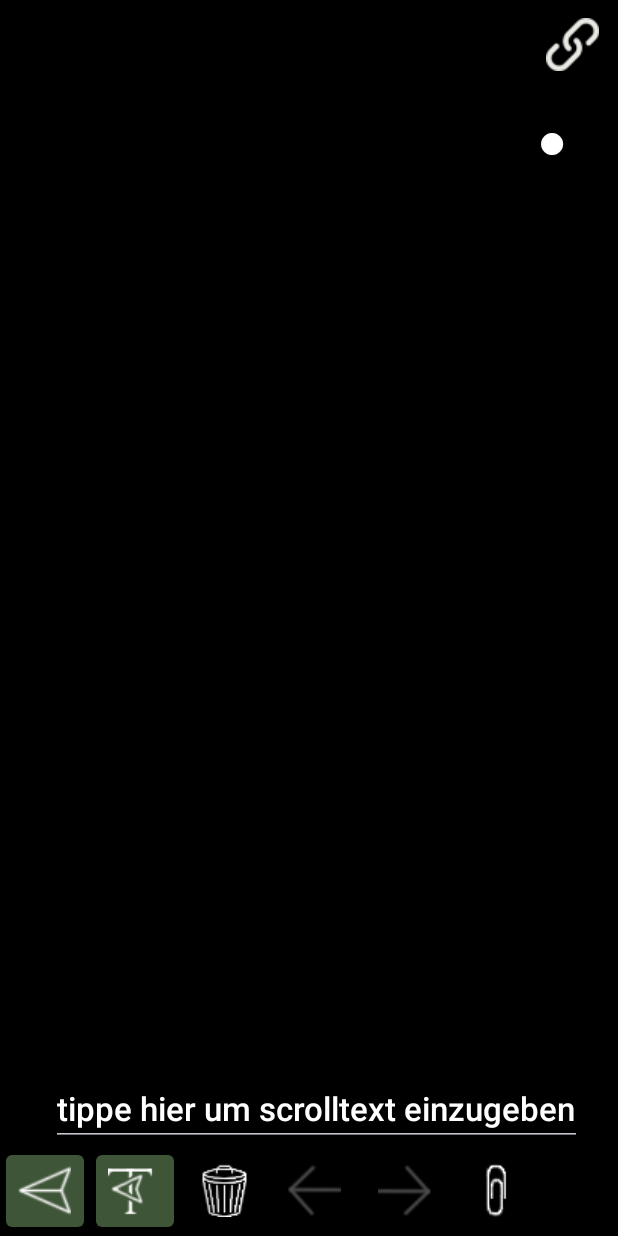
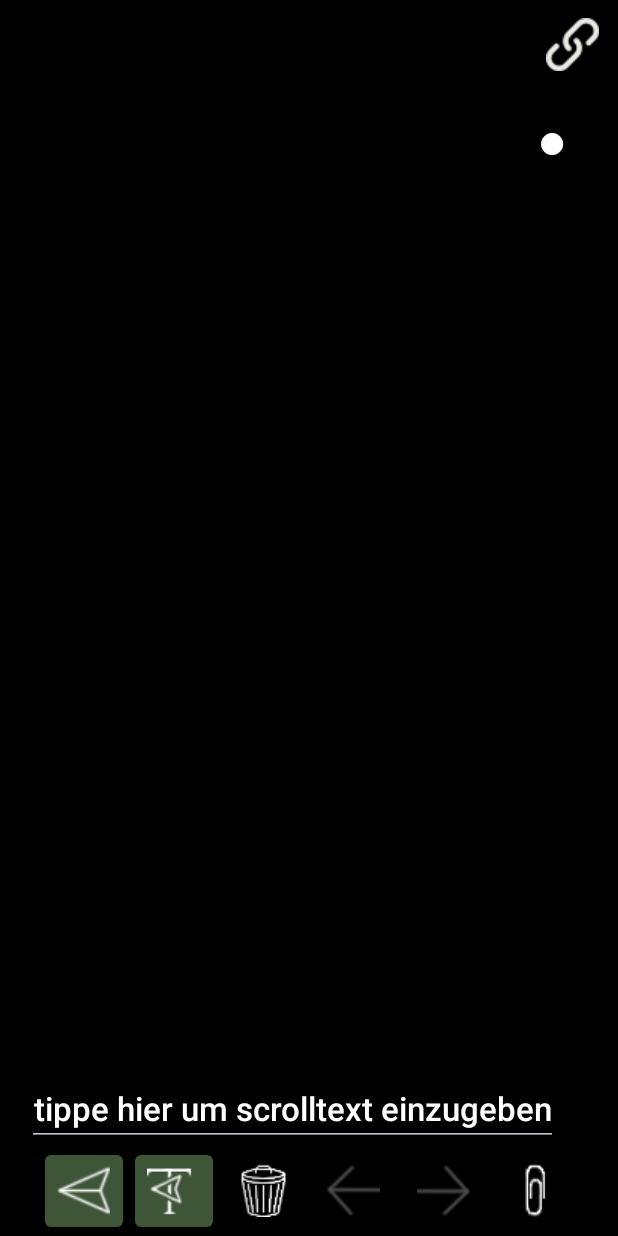
Before and after one commit to Maihoo/BluetoothCarScreen, an Android app: the screen it shows after launch (BluetoothChat), on a phone screen of 412 x 824 dp. Run offline under Robolectric (Android 15) with nearby library versions, the phone set to English and light mode, and no system bars; libraries missing offline, so code that uses them is left out: com.theartofdev.edmodo; 1 statement that could not run was skipped.

Commit message:
dunno what changed

```diff
--- a/app/src/main/res/layout-land/main.xml
+++ b/app/src/main/res/layout-land/main.xml
@@ -61,7 +61,7 @@
         android:layout_height="wrap_content"
         android:layout_weight="1"
         android:hint="tippe hier um scrolltext einzugeben"
-        android:inputType="textPersonName"
+        android:inputType="text"
         android:textColor="@color/colorWhite"
         android:textColorHint="@color/colorWhite"
         android:textSize="10pt"
@@ -73,15 +73,17 @@
         android:layout_width="78dp"
         android:layout_height="wrap_content"
         android:orientation="vertical"
+
         app:layout_constraintBottom_toBottomOf="parent"
-        app:layout_constraintEnd_toEndOf="parent">
+        app:layout_constraintEnd_toEndOf="parent"
+        app:layout_constraintTop_toTopOf="parent">
 
 
         <Button
             android:id="@+id/button_add"
             style="@style/Widget.AppCompat.Button.Borderless.Colored"
             android:layout_width="60dp"
-            android:layout_height="50dp"
+            android:layout_height="60dp"
             android:drawableLeft="@drawable/add"
             tools:ignore="SpeakableTextPresentCheck" />
 
@@ -89,7 +91,7 @@
             android:id="@+id/button_undo"
             style="@style/Widget.AppCompat.Button.Borderless.Colored"
             android:layout_width="60dp"
-            android:layout_height="50dp"
+            android:layout_height="60dp"
             android:alpha="0.3"
             android:drawableLeft="@drawable/undo"
             tools:ignore="SpeakableTextPresentCheck" />
@@ -98,7 +100,7 @@
             android:id="@+id/button_redo"
             style="@style/Widget.AppCompat.Button.Borderless.Colored"
             android:layout_width="60dp"
-            android:layout_height="50dp"
+            android:layout_height="60dp"
             android:alpha="0.3"
             android:drawableLeft="@drawable/redo"
             tools:ignore="SpeakableTextPresentCheck" />
@@ -107,14 +109,14 @@
             android:id="@+id/button_clear"
             style="@style/Widget.AppCompat.Button.Borderless.Colored"
             android:layout_width="60dp"
-            android:layout_height="50dp"
+            android:layout_height="60dp"
             android:drawableLeft="@drawable/trash"
             tools:ignore="SpeakableTextPresentCheck" />
 
         <Button
             android:id="@+id/button_sendText"
             android:layout_width="60dp"
-            android:layout_height="50dp"
+            android:layout_height="60dp"
             android:backgroundTint="@color/colorGreen"
             android:drawableLeft="@drawable/sendtext"
             tools:ignore="SpeakableTextPresentCheck" />
--- a/app/src/main/res/layout/main.xml
+++ b/app/src/main/res/layout/main.xml
@@ -14,12 +14,13 @@
         android:layout_weight="1">
 
         <LinearLayout
+            android:id="@+id/linearLayout2"
             android:layout_width="1920px"
             android:layout_height="1080px"
             android:layout_marginStart="-420px"
             android:layout_marginTop="320px"
+            android:orientation="horizontal"
             android:rotation="90"
-            android:orientation="horizontal"
             app:layout_constraintStart_toStartOf="parent"
             app:layout_constraintTop_toTopOf="parent">
 
@@ -45,7 +46,7 @@
             <ListView
                 android:id="@+id/in"
                 android:layout_width="match_parent"
-                android:layout_height="match_parent" >
+                android:layout_height="match_parent">
 
             </ListView>
 
@@ -87,26 +88,30 @@
 
         <EditText
             android:id="@+id/editText"
-            android:layout_width="0dp"
+            android:layout_width="wrap_content"
             android:layout_height="wrap_content"
-            android:layout_marginEnd="24dp"
-            android:layout_weight="1"
+
+            android:layout_marginEnd="40dp"
+            android:gravity="center"
             android:hint="tippe hier um scrolltext einzugeben"
-            android:inputType="textPersonName"
+            android:inputType="text"
             android:textColor="@color/colorWhite"
             android:textColorHint="@color/colorWhite"
             android:textSize="10pt"
-            app:layout_constraintBottom_toBottomOf="parent"
+            app:layout_constraintBottom_toTopOf="@+id/linearLayout3"
             app:layout_constraintEnd_toEndOf="parent"
             app:layout_constraintLeft_toLeftOf="parent" />
 
-    </androidx.constraintlayout.widget.ConstraintLayout>
-
         <LinearLayout
+            android:id="@+id/linearLayout3"
             android:layout_width="fill_parent"
             android:layout_height="wrap_content"
             android:layout_gravity="top"
-        android:orientation="horizontal">
+            android:orientation="horizontal"
+            android:gravity="center"
+            app:layout_constraintBottom_toBottomOf="parent"
+            app:layout_constraintEnd_toEndOf="parent"
+            app:layout_constraintStart_toStartOf="parent">
 
             <Button
                 android:id="@+id/button_send"
@@ -137,8 +142,8 @@
                 style="@style/Widget.AppCompat.Button.Borderless.Colored"
                 android:layout_width="60dp"
                 android:layout_height="60dp"
+                android:alpha="0.3"
                 android:drawableLeft="@drawable/undo"
-            android:alpha="0.3"
                 tools:ignore="SpeakableTextPresentCheck" />
 
             <Button
@@ -146,8 +151,8 @@
                 style="@style/Widget.AppCompat.Button.Borderless.Colored"
                 android:layout_width="60dp"
                 android:layout_height="60dp"
+                android:alpha="0.3"
                 android:drawableLeft="@drawable/redo"
-            android:alpha="0.3"
                 tools:ignore="SpeakableTextPresentCheck" />
 
             <Button
@@ -159,7 +164,10 @@
                 tools:ignore="SpeakableTextPresentCheck" />
 
 
+        </LinearLayout>
+
+    </androidx.constraintlayout.widget.ConstraintLayout>
+
+
 
 </LinearLayout>
-
-</LinearLayout>
```
Also changed, not shown: app/src/main/java/com/example/bluetoothchat/BluetoothChat.java (+9 -43 lines), app/src/main/java/com/example/bluetoothchat/BluetoothChatService.java (+8 -2 lines). Lines whose indentation alone changed are shown as unchanged.
